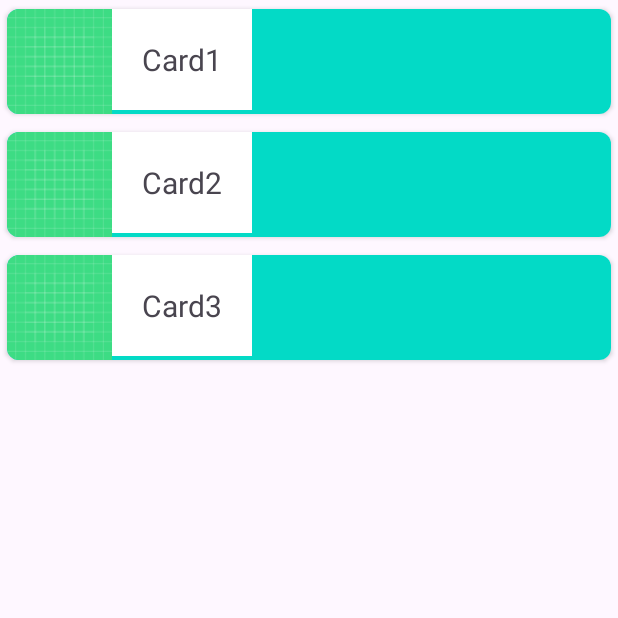
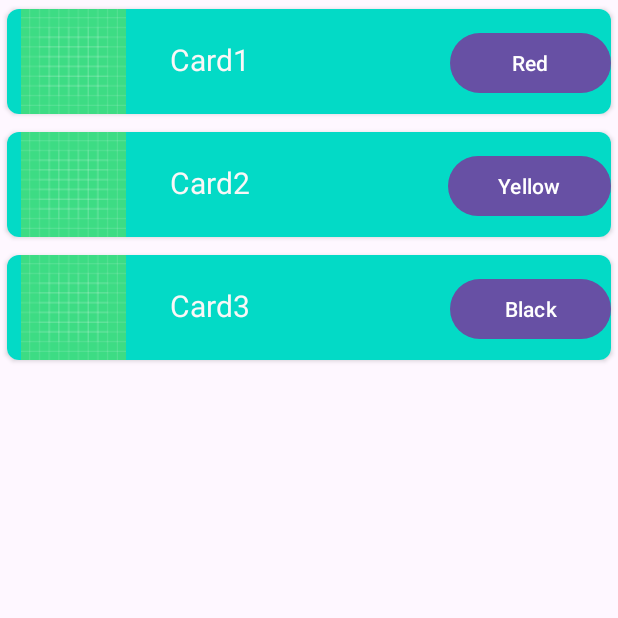
Before and after one commit to aksh0010/CardView_Andorid, an Android app: the screen it shows after launch (MainActivity), on a phone screen of 412 x 824 dp, the top half of it. Run offline under Robolectric (Android 15) with nearby library versions, the phone set to English and light mode, and no system bars.

Commit message:
Runs with errors for changing color

```diff
--- a/app/src/main/java/com/example/recyclerviewexample/MainActivity.java
+++ b/app/src/main/java/com/example/recyclerviewexample/MainActivity.java
@@ -23,9 +23,9 @@ public class MainActivity extends AppCompatActivity {
         LinearLayoutManager linearLayoutManager = new LinearLayoutManager(this);
         recylerView.setLayoutManager(linearLayoutManager);
 
-        dataSets.add(new MyDataSet("Card1",R.drawable.ic_launcher_background));
-        dataSets.add(new MyDataSet("Card2",R.drawable.ic_launcher_background));
-        dataSets.add(new MyDataSet("Card3",R.drawable.ic_launcher_background));
+        dataSets.add(new MyDataSet("Card1",R.drawable.ic_launcher_background,"Red"));
+        dataSets.add(new MyDataSet("Card2",R.drawable.ic_launcher_background,"Yellow"));
+        dataSets.add(new MyDataSet("Card3",R.drawable.ic_launcher_background,"Black"));
 
         MyAdapter myAdapter = new MyAdapter(dataSets);
         recylerView.setAdapter(myAdapter);
--- a/app/src/main/java/com/example/recyclerviewexample/MyDataSet.java
+++ b/app/src/main/java/com/example/recyclerviewexample/MyDataSet.java
@@ -4,12 +4,13 @@ public class MyDataSet {
 
     public String text;
     public  int image;
+    public String button;
 
+   public MyDataSet(String text, int image, String btn_text){
 
-   public MyDataSet(String text, int image){
-
-this.image=image;
-this.text= text;
+    this.image=image;
+    this.text= text;
+    this.button = btn_text;
 
     }
 
@@ -20,4 +21,5 @@ this.text= text;
     public String getText() {
         return text;
     }
+    public String getButton(){return  button;}
 }
--- a/app/src/main/res/layout/card_layout.xml
+++ b/app/src/main/res/layout/card_layout.xml
@@ -25,15 +25,23 @@ tools:context=".MainActivity">
         <ImageView
             android:id="@+id/image_view"
             android:layout_width="70dp"
-            android:layout_height="70dp" />
+            android:layout_height="70dp"
+            android:layout_weight="1" />
 
         <TextView
             android:id="@+id/tv_card"
             android:layout_width="wrap_content"
             android:layout_height="wrap_content"
-            android:background="@color/white"
+            android:layout_weight="6"
             android:padding="20dp"
-            android:textSize="20sp"/>
+            android:textColor="#FAF7F7"
+            android:textSize="20sp" />
+        <Button
+            android:id="@+id/tv_button"
+            android:layout_width="wrap_content"
+            android:layout_height="wrap_content"
+            android:layout_weight="1"
+            android:text="" />
     </LinearLayout>
 </androidx.cardview.widget.CardView>
 </LinearLayout>
```
Also changed, not shown: app/src/main/java/com/example/recyclerviewexample/MyAdapter.java (+105 -0 lines).
